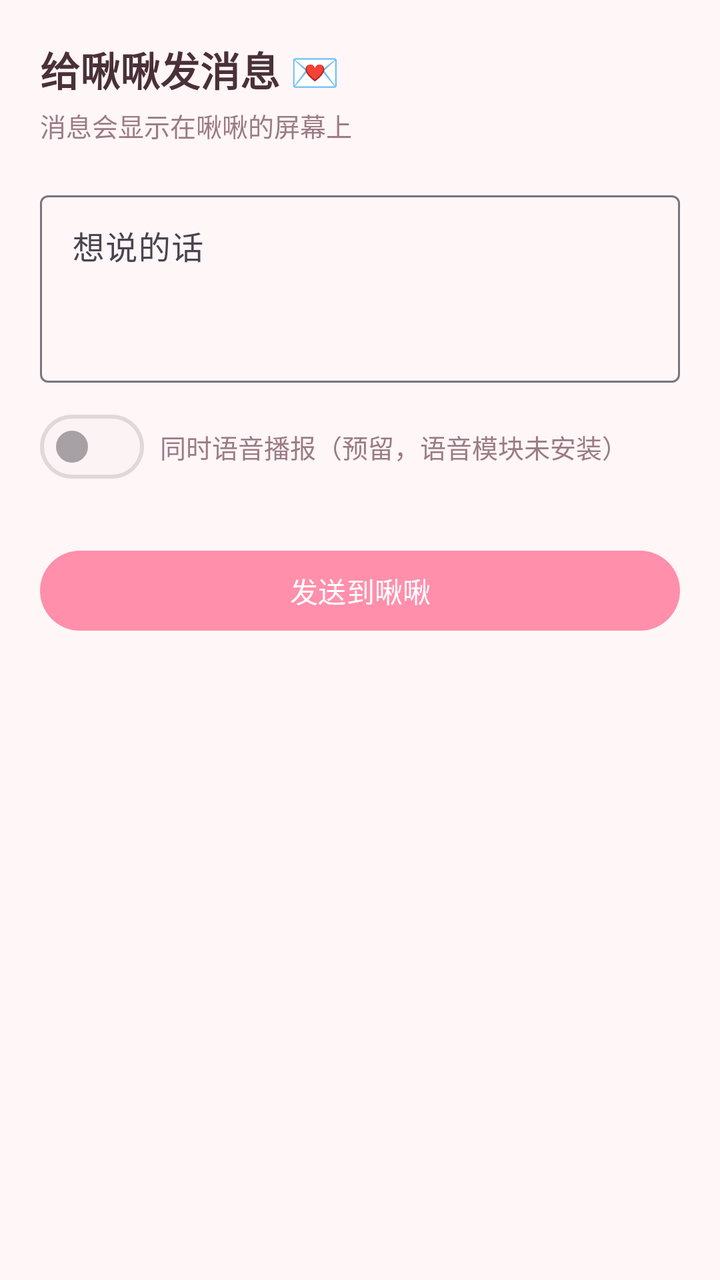
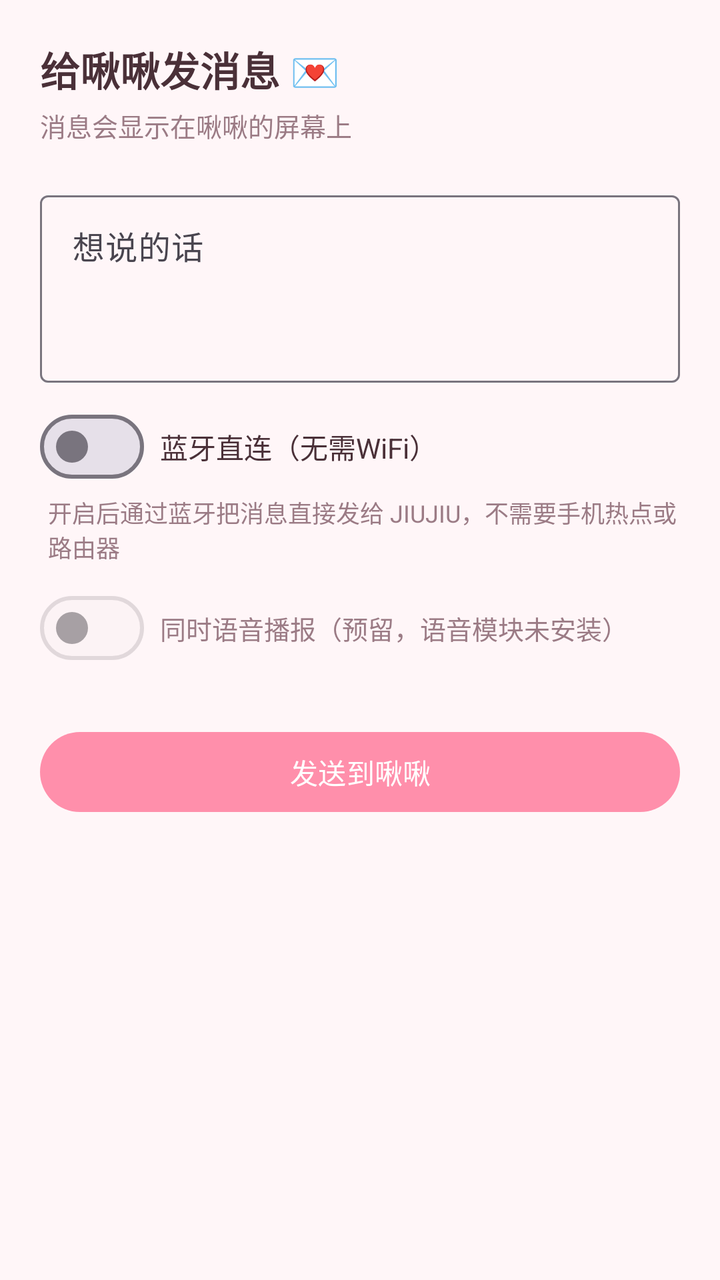

An Android layout rendered at two revisions. The XML below is the earlier revision; the diff shows what the commit changed to produce the second picture.
<!-- AndroidManifest.xml: application theme Theme.JiuJiu -->
<!-- res/layout/fragment_message.xml -->
<?xml version="1.0" encoding="utf-8"?>
<ScrollView xmlns:android="http://schemas.android.com/apk/res/android"
    android:layout_width="match_parent"
    android:layout_height="match_parent">

    <LinearLayout
        android:layout_width="match_parent"
        android:layout_height="wrap_content"
        android:orientation="vertical"
        android:padding="20dp">

        <TextView
            android:layout_width="wrap_content"
            android:layout_height="wrap_content"
            android:text="给啾啾发消息 💌"
            android:textColor="@color/text_main"
            android:textSize="20sp"
            android:textStyle="bold" />

        <TextView
            android:layout_width="wrap_content"
            android:layout_height="wrap_content"
            android:layout_marginTop="4dp"
            android:text="消息会显示在啾啾的屏幕上"
            android:textColor="@color/text_sub"
            android:textSize="13sp" />

        <com.google.android.material.textfield.TextInputLayout
            android:layout_width="match_parent"
            android:layout_height="wrap_content"
            android:layout_marginTop="20dp"
            android:hint="想说的话">

            <com.google.android.material.textfield.TextInputEditText
                android:id="@+id/edit_message"
                android:layout_width="match_parent"
                android:layout_height="wrap_content"
                android:gravity="top"
                android:lines="3"
                android:maxLength="200" />
        </com.google.android.material.textfield.TextInputLayout>

        <LinearLayout
            android:layout_width="match_parent"
            android:layout_height="wrap_content"
            android:layout_marginTop="8dp"
            android:gravity="center_vertical"
            android:orientation="horizontal">

            <com.google.android.material.materialswitch.MaterialSwitch
                android:id="@+id/switch_tts"
                android:layout_width="wrap_content"
                android:layout_height="wrap_content"
                android:enabled="false" />

            <TextView
                android:layout_width="wrap_content"
                android:layout_height="wrap_content"
                android:layout_marginStart="8dp"
                android:text="同时语音播报（预留，语音模块未安装）"
                android:textColor="@color/text_sub"
                android:textSize="13sp" />
        </LinearLayout>

        <com.google.android.material.button.MaterialButton
            android:id="@+id/btn_send"
            android:layout_width="match_parent"
            android:layout_height="wrap_content"
            android:layout_marginTop="24dp"
            android:text="发送到啾啾" />

        <TextView
            android:id="@+id/text_result"
            android:layout_width="match_parent"
            android:layout_height="wrap_content"
            android:layout_marginTop="16dp"
            android:textColor="@color/text_sub"
            android:textSize="13sp" />
    </LinearLayout>
</ScrollView>
<!-- resources referenced by this layout -->
<resources>
  <color name="text_main">#4A3038</color>
  <color name="text_sub">#9B7B85</color>
  <style name="Theme.JiuJiu" parent="Theme.Material3.DayNight.NoActionBar">
          <item name="colorPrimary">@color/pink_primary</item>
          <item name="colorOnPrimary">@color/white</item>
          <item name="colorPrimaryContainer">@color/pink_light</item>
          <item name="colorOnPrimaryContainer">@color/text_main</item>
          <item name="colorSecondary">@color/pink_dark</item>
          <item name="android:colorBackground">@color/cream_bg</item>
          <item name="colorOnBackground">@color/text_main</item>
          <item name="android:statusBarColor">@color/pink_primary</item>
      </style>
  <color name="pink_primary">#FF8FAB</color>
  <color name="white">#FFFFFF</color>
  <color name="pink_light">#FFD6E0</color>
  <color name="pink_dark">#E56B8C</color>
  <color name="cream_bg">#FFF6F8</color>
</resources>

<!-- the commit's change to res/layout/fragment_message.xml (unified diff, before → after) -->
@@ -48,6 +48,35 @@
             android:orientation="horizontal">
 
             <com.google.android.material.materialswitch.MaterialSwitch
+                android:id="@+id/switch_ble"
+                android:layout_width="wrap_content"
+                android:layout_height="wrap_content" />
+
+            <TextView
+                android:layout_width="wrap_content"
+                android:layout_height="wrap_content"
+                android:layout_marginStart="8dp"
+                android:text="蓝牙直连（无需WiFi）"
+                android:textColor="@color/text_main"
+                android:textSize="14sp" />
+        </LinearLayout>
+
+        <TextView
+            android:layout_width="wrap_content"
+            android:layout_height="wrap_content"
+            android:layout_marginStart="4dp"
+            android:text="开启后通过蓝牙把消息直接发给 JIUJIU，不需要手机热点或路由器"
+            android:textColor="@color/text_sub"
+            android:textSize="12sp" />
+
+        <LinearLayout
+            android:layout_width="match_parent"
+            android:layout_height="wrap_content"
+            android:layout_marginTop="8dp"
+            android:gravity="center_vertical"
+            android:orientation="horizontal">
+
+            <com.google.android.material.materialswitch.MaterialSwitch
                 android:id="@+id/switch_tts"
                 android:layout_width="wrap_content"
                 android:layout_height="wrap_content"
